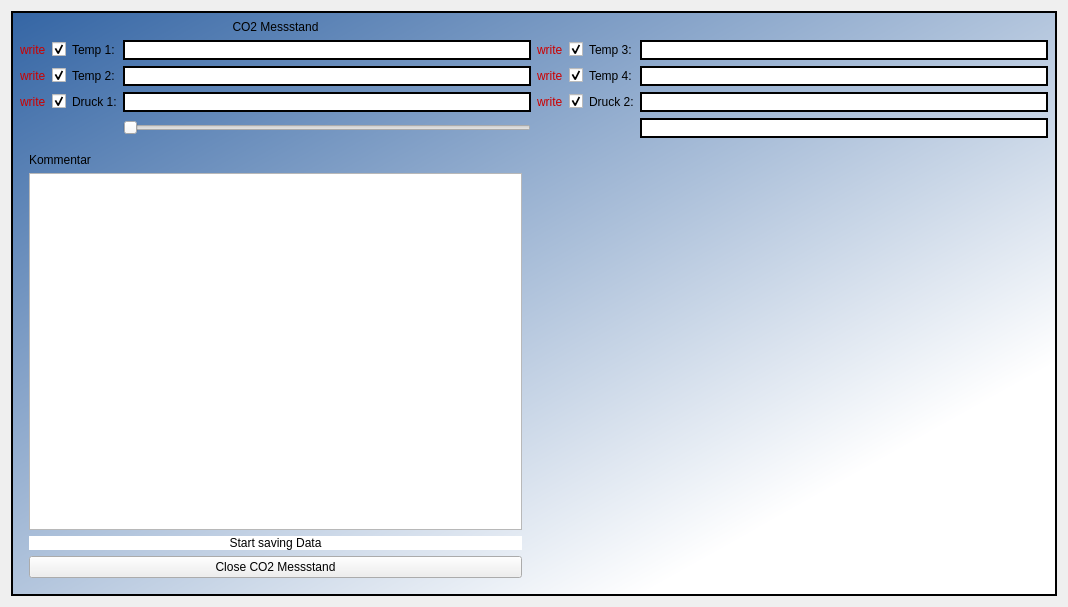
This is form.ui in JSchulzG/PiXtend-CO2Messstand as Qt 5 draws it before an edit. The edited form follows.
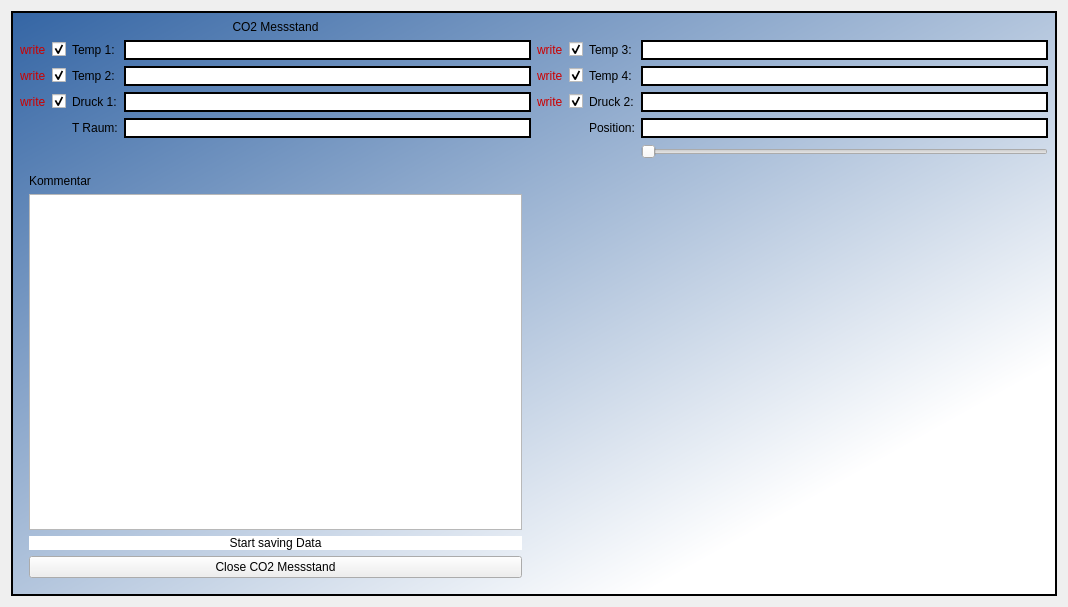
This is the edited form.

Commit message: TFMini-s eingebaut und form.ui angepasst

What changed in the file:
```diff
--- a/form.ui
+++ b/form.ui
@@ -23,6 +23,16 @@
 border: 2px solid;}</string>
      </property>
      <layout class="QGridLayout" name="gridLayout">
+      <item row="7" column="6">
+       <widget class="QLabel" name="label">
+        <property name="styleSheet">
+         <string notr="true">font: 12pt &quot;Ubuntu&quot;;</string>
+        </property>
+        <property name="text">
+         <string>Position:</string>
+        </property>
+       </widget>
+      </item>
       <item row="6" column="5">
        <widget class="QCheckBox" name="checkSaveP2">
         <property name="text">
@@ -303,13 +313,6 @@
         </property>
        </widget>
       </item>
-      <item row="7" column="3">
-       <widget class="QSlider" name="sliderPosition">
-        <property name="orientation">
-         <enum>Qt::Horizontal</enum>
-        </property>
-       </widget>
-      </item>
       <item row="7" column="7">
        <widget class="QLineEdit" name="valuePosition">
         <property name="styleSheet">
@@ -319,10 +322,10 @@
         </property>
        </widget>
       </item>
-      <item row="8" column="4" colspan="4">
+      <item row="9" column="4" colspan="4">
        <widget class="QWidget" name="plot2Widget" native="true"/>
       </item>
-      <item row="8" column="0" colspan="4">
+      <item row="9" column="0" colspan="4">
        <widget class="QWidget" name="plotWidget" native="true">
         <property name="styleSheet">
          <string notr="true"/>
@@ -363,6 +366,32 @@
         </layout>
        </widget>
       </item>
+      <item row="8" column="7">
+       <widget class="QSlider" name="sliderPosition">
+        <property name="orientation">
+         <enum>Qt::Horizontal</enum>
+        </property>
+       </widget>
+      </item>
+      <item row="7" column="3">
+       <widget class="QLineEdit" name="valueTOut">
+        <property name="styleSheet">
+         <string notr="true">font: 500 12pt &quot;Ubuntu&quot;;
+border-color: rgb(0, 0, 0);
+border: 2px solid;</string>
+        </property>
+       </widget>
+      </item>
+      <item row="7" column="2">
+       <widget class="QLabel" name="labelTOUT">
+        <property name="styleSheet">
+         <string notr="true">font: 12pt &quot;Ubuntu&quot;;</string>
+        </property>
+        <property name="text">
+         <string>T Raum:</string>
+        </property>
+       </widget>
+      </item>
      </layout>
      <zorder>plotWidget</zorder>
      <zorder>windowTitel</zorder>
```
Left out of the diff: 33 changed lines with no effect on the pictures. The commit also changes 2 other files.
